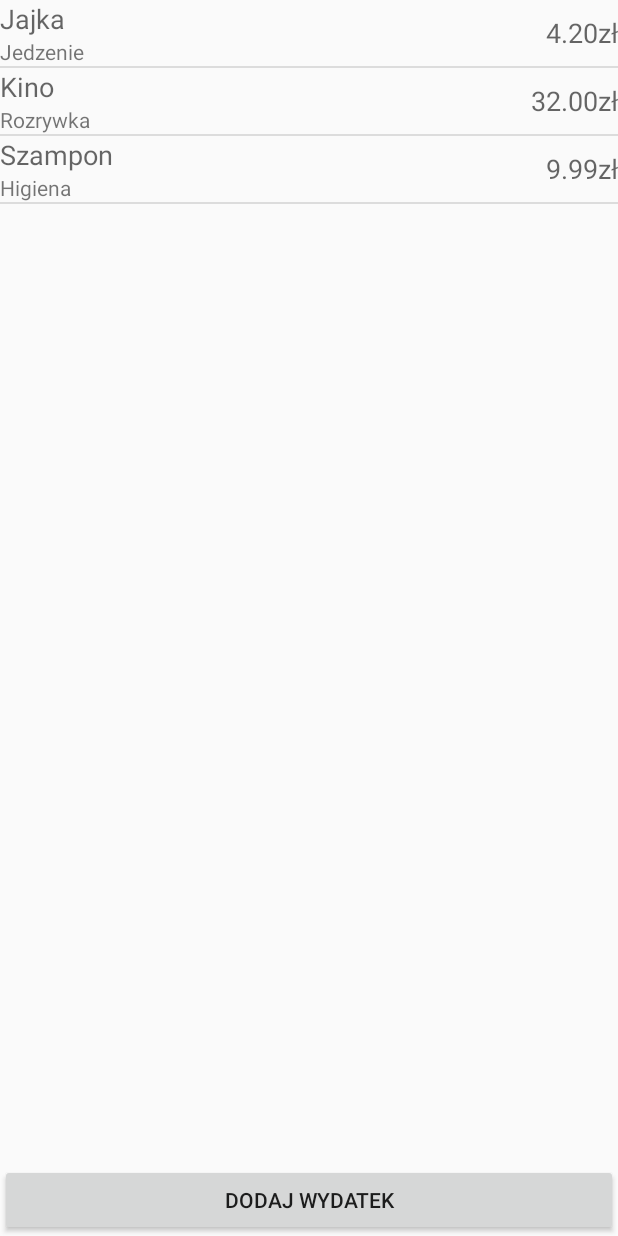
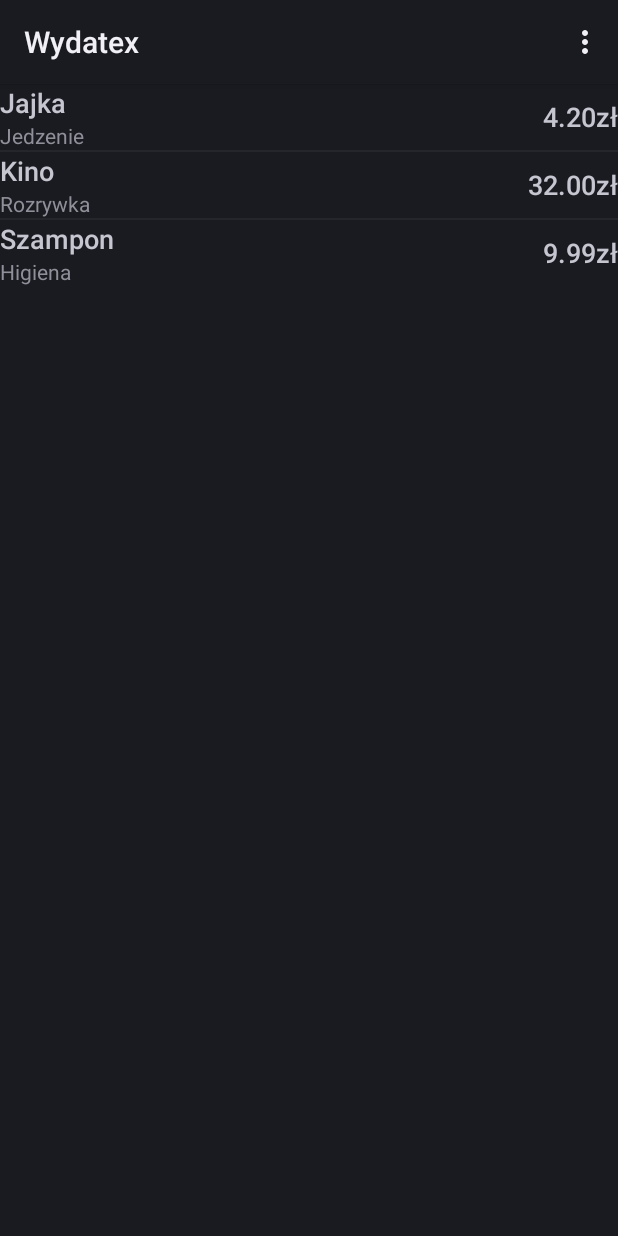
Before and after one commit to MarcinLewczyk/AndroidTutorial, an Android app: the screen it shows after launch (ExpenseListActivity), on a phone screen of 412 x 824 dp. Run offline under Robolectric (Android 15) with nearby library versions, the phone set to English and light mode, and no system bars.

Commit message:
Dodanie ActionBar

```diff
--- a/app/src/main/java/pl/javastart/wydatex/ExpenseListActivity.java
+++ b/app/src/main/java/pl/javastart/wydatex/ExpenseListActivity.java
@@ -3,14 +3,16 @@ package pl.javastart.wydatex;
 import android.app.Activity;
 import android.content.Intent;
 import android.os.Bundle;
+import android.preference.PreferenceActivity;
+import android.view.Menu;
+import android.view.MenuItem;
 import android.view.View;
 import android.view.ViewGroup;
 import android.widget.BaseAdapter;
-import android.widget.Button;
 import android.widget.ListView;
 import android.widget.TextView;
 
-public class ExpenseListActivity extends Activity{
+public class ExpenseListActivity extends Activity {
 
     private ListView expenseListView;
 
@@ -22,14 +24,6 @@ public class ExpenseListActivity extends Activity{
         expenseListView = (ListView) findViewById(R.id.listView);
         expenseListView.setAdapter(new ExpenseListAdapter());
 
-        Button newExpenseButton = (Button) findViewById(R.id.add_expense);
-        newExpenseButton.setOnClickListener(new View.OnClickListener() {
-            @Override
-            public void onClick(View v) {
-                Intent intent = new Intent(getApplicationContext(), ExpenseActivity.class);
-                startActivity(intent);
-            }
-        });
     }
 
     @Override
@@ -70,4 +64,26 @@ public class ExpenseListActivity extends Activity{
             return convertView;
         }
     }
+
+    @Override
+    public boolean onCreateOptionsMenu(Menu menu){
+        getMenuInflater().inflate(R.menu.main_menu, menu);
+        return true;
+    }
+
+    @Override
+    public boolean onMenuItemSelected(int featureId, MenuItem item){
+        switch(item.getItemId()){
+            case R.id.add_new_expense:
+                Intent intent = new Intent(getApplicationContext(), ExpenseActivity.class);
+                startActivity(intent);
+                return true;
+            case R.id.preferences:
+                intent = new Intent(getApplicationContext(), PreferenceActivity.class);
+                startActivity(intent);
+                return true;
+            default:
+                return super.onMenuItemSelected(featureId, item);
+        }
+    }
 }
--- a/app/src/main/res/layout/activity_expense_list.xml
+++ b/app/src/main/res/layout/activity_expense_list.xml
@@ -13,15 +13,4 @@
         android:layout_above="@+id/add_expense"
         />
 
-    <Button
-        android:text="@string/add_expense"
-        android:layout_width="wrap_content"
-        android:layout_height="wrap_content"
-        android:layout_alignParentLeft="true"
-        android:layout_alignParentBottom="true"
-        android:layout_alignParentStart="true"
-        android:id="@+id/add_expense"
-        android:layout_alignParentRight="true"
-        android:layout_alignParentEnd="true" />
-
 </RelativeLayout>
--- /dev/null
+++ b/app/src/main/res/menu/main_menu.xml
@@ -0,0 +1,17 @@
+<?xml version="1.0" encoding="utf-8"?>
+<menu xmlns:android="http://schemas.android.com/apk/res/android"
+    xmlns:app="http://schemas.android.com/apk/res-auto"
+    >
+
+    <item
+        android:id="@+id/add_new_expense"
+        android:icon="@android:drawable/ic_menu_add"
+        android:title="@string/add_expense"
+        app:showAsAction="ifRoom"
+        />
+
+    <item
+        android:id="@+id/preferences"
+        app:showAsAction="never"
+        android:title="@string/preferences"/>
+</menu>
--- a/app/src/main/res/values/strings.xml
+++ b/app/src/main/res/values/strings.xml
@@ -1,4 +1,6 @@
 <resources>
     <string name="app_name">Wydatex</string>
     <string name="add_expense">Dodaj wydatek</string>
+    <string name="preferences">Pref</string>
+    <string name="save">Zapisz</string>
 </resources>
--- a/app/src/main/res/values/styles.xml
+++ b/app/src/main/res/values/styles.xml
@@ -1,7 +1,7 @@
 <resources>
 
     <!-- Base application theme. -->
-    <style name="AppTheme" parent="Theme.AppCompat.Light.DarkActionBar">
+    <style name="AppTheme" >
         <!-- Customize your theme here. -->
         <item name="colorPrimary">@color/colorPrimary</item>
         <item name="colorPrimaryDark">@color/colorPrimaryDark</item>
```
Also changed, not shown: app/src/main/java/pl/javastart/wydatex/ExpenseActivity.java (+19 -8 lines), app/src/main/res/layout/activity_expense.xml (+0 -8 lines), app/src/main/res/menu/expense_menu.xml (added, +10 -0 lines).
